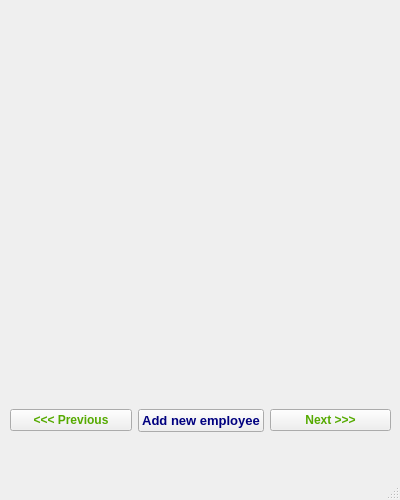
First picture: the form in employeeAttendanceApp/ui/employList.ui, repository AliValizade/Python_mini_projects, before the edit.
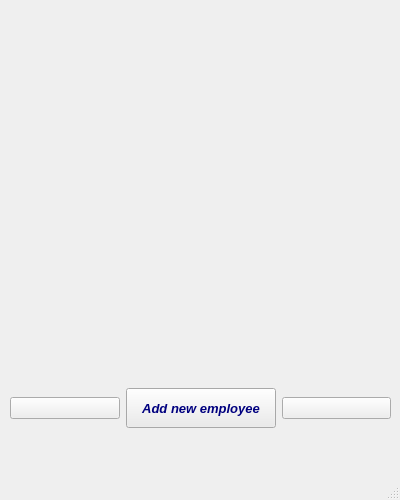
Second picture: the form after the edit.

Diff of the .ui file:
```diff
--- a/employeeAttendanceApp/ui/employList.ui
+++ b/employeeAttendanceApp/ui/employList.ui
@@ -24,27 +24,58 @@
     <property name="geometry">
      <rect>
       <x>10</x>
-      <y>409</y>
+      <y>388</y>
       <width>381</width>
-      <height>50</height>
+      <height>81</height>
      </rect>
     </property>
     <layout class="QGridLayout" name="gridLayout1">
      <item row="0" column="1">
       <widget class="QPushButton" name="add_btn">
+       <property name="enabled">
+        <bool>true</bool>
+       </property>
+       <property name="sizePolicy">
+        <sizepolicy hsizetype="Minimum" vsizetype="Minimum">
+         <horstretch>0</horstretch>
+         <verstretch>0</verstretch>
+        </sizepolicy>
+       </property>
+       <property name="minimumSize">
+        <size>
+         <width>150</width>
+         <height>40</height>
+        </size>
+       </property>
+       <property name="baseSize">
+        <size>
+         <width>0</width>
+         <height>0</height>
+        </size>
+       </property>
        <property name="font">
         <font>
          <pointsize>10</pointsize>
+         <italic>true</italic>
          <bold>true</bold>
         </font>
        </property>
        <property name="styleSheet">
         <string notr="true">color: rgb(0, 0, 127);
+background-color: rgb(235, 235, 235);
+border-color: rgb(235, 235, 235);
+
 </string>
        </property>
        <property name="text">
         <string>Add new employee</string>
        </property>
+       <property name="iconSize">
+        <size>
+         <width>20</width>
+         <height>20</height>
+        </size>
+       </property>
       </widget>
      </item>
      <item row="0" column="2">
@@ -55,10 +86,10 @@
         </font>
        </property>
        <property name="styleSheet">
-        <string notr="true">color: rgb(85, 170, 0);</string>
+        <string notr="true"/>
        </property>
        <property name="text">
-        <string>Next &gt;&gt;&gt;</string>
+        <string/>
        </property>
       </widget>
      </item>
@@ -70,11 +101,10 @@
         </font>
        </property>
        <property name="styleSheet">
-        <string notr="true">color: rgb(85, 170, 0);
-</string>
+        <string notr="true"/>
        </property>
        <property name="text">
-        <string>&lt;&lt;&lt; Previous</string>
+        <string/>
        </property>
       </widget>
      </item>
@@ -105,7 +135,7 @@
       <x>10</x>
       <y>10</y>
       <width>381</width>
-      <height>391</height>
+      <height>371</height>
      </rect>
     </property>
     <layout class="QGridLayout" name="gridLayout"/>
```
